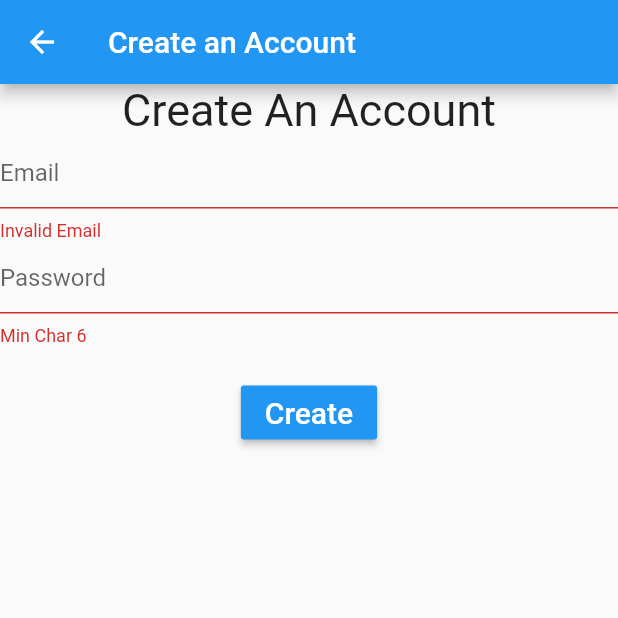
After one commit to trevorpendarvis/unknownplaces, a Flutter app: the SignUpScreen screen opened by its route, after a tap on "Create", on a phone screen of 412 x 824 dp, the top half of it. The commit adds this screen. Run offline on Flutter 3.47's test engine with Material 2 defaults, Android fonts, the phone set to English and light mode, and no system bars; our stand-ins replace dio, firebase_auth; accounts and stored records are empty.

Commit message:
Sprint 1

```diff
--- a/lib/controller/firebase_controller.dart
+++ b/lib/controller/firebase_controller.dart
@@ -12,4 +12,17 @@ class FireBaseController {
   static Future<void> signOut() async {
     await FirebaseAuth.instance.signOut();
   }
+
+  static Future<void> updateUserInfo(String username, FirebaseUser user) async {
+    UserUpdateInfo updateInfo = UserUpdateInfo();
+    updateInfo.displayName = username;
+    await user.updateProfile(updateInfo);
+  }
+
+  static Future<void> signUp(String email, String password) async {
+    await FirebaseAuth.instance.createUserWithEmailAndPassword(
+      email: email,
+      password: password,
+    );
+  }
 }
--- a/lib/main.dart
+++ b/lib/main.dart
@@ -1,6 +1,9 @@
+import 'package:UnknownPlaces/screens/changeuserinfo_screen.dart';
 import 'package:UnknownPlaces/screens/home_screen.dart';
 import 'package:UnknownPlaces/screens/display_screen.dart';
+import 'package:UnknownPlaces/screens/settings_screen.dart';
 import 'package:UnknownPlaces/screens/signin_screen.dart';
+import 'package:UnknownPlaces/screens/signup_screen.dart';
 import 'package:flutter/cupertino.dart';
 import 'package:flutter/material.dart';
 
@@ -17,6 +20,9 @@ class UnknownPlacesApp extends StatelessWidget {
         SignInScreen.routeName: (context) => SignInScreen(),
         HomeScreen.routeName: (context) => HomeScreen(),
         DisplayScreen.routeName: (context) => DisplayScreen(),
+        SettingsScreen.routeName: (context) => SettingsScreen(),
+        ChangeUserInfoScreen.routeName: (context) => ChangeUserInfoScreen(),
+        SignUpScreen.routeName: (context) => SignUpScreen(),
       },
     );
   }
--- /dev/null
+++ b/lib/screens/signup_screen.dart
@@ -0,0 +1,124 @@
+import 'package:UnknownPlaces/controller/firebase_controller.dart';
+import 'package:UnknownPlaces/screens/signin_screen.dart';
+import 'package:UnknownPlaces/screens/view/mydialog.dart';
+import 'package:flutter/cupertino.dart';
+import 'package:flutter/material.dart';
+
+class SignUpScreen extends StatefulWidget {
+  static const routeName = '/signUpScreen';
+  @override
+  State<StatefulWidget> createState() {
+    return SignUpState();
+  }
+}
+
+class SignUpState extends State<SignUpScreen> {
+  Controller con;
+  var formKey = GlobalKey<FormState>();
+  @override
+  void initState() {
+    super.initState();
+    con = Controller(this);
+  }
+
+  @override
+  Widget build(BuildContext context) {
+    return Scaffold(
+      appBar: AppBar(
+        title: Text("Create an Account"),
+      ),
+      body: SingleChildScrollView(
+        child: Form(
+          key: formKey,
+          child: Column(
+            children: [
+              Text(
+                "Create An Account",
+                style: TextStyle(fontSize: 30.0),
+              ),
+              TextFormField(
+                decoration: InputDecoration(hintText: 'Email'),
+                autocorrect: false,
+                keyboardType: TextInputType.emailAddress,
+                validator: con.validEmail,
+                onSaved: con.onSavedEmail,
+              ),
+              TextFormField(
+                decoration: InputDecoration(hintText: 'Password'),
+                autocorrect: false,
+                obscureText: true,
+                validator: con.validPassword,
+                onSaved: con.onSavedPassword,
+              ),
+              SizedBox(
+                height: 20.0,
+              ),
+              RaisedButton(
+                child: Text(
+                  "Create",
+                  style: TextStyle(
+                    fontSize: 20.0,
+                    color: Colors.white,
+                  ),
+                ),
+                color: Colors.blue,
+                onPressed: con.signUp,
+              ),
+            ],
+          ),
+        ),
+      ),
+    );
+  }
+}
+
+class Controller {
+  SignUpState state;
+  Controller(this.state);
+  String email;
+  String password;
+
+  void signUp() async {
+    if (!state.formKey.currentState.validate()) return;
+
+    state.formKey.currentState.save();
+    MyDialog.progessStart(state.context);
+
+    try {
+      await FireBaseController.signUp(email, password);
+
+      await MyDialog.newAccount(state.context);
+      MyDialog.progessEnd(state.context);
+      Navigator.pop(state.context);
+    } catch (e) {
+      MyDialog.progessEnd(state.context);
+      MyDialog.info(
+        context: state.context,
+        title: 'Account Creation error',
+        content: e.message ?? e.toString(),
+      );
+    }
+  }
+
+  String validEmail(String value) {
+    if (value.contains('@') && value.contains('.'))
+      return null;
+    else
+      return 'Invalid Email';
+  }
+
+  void onSavedEmail(String value) {
+    this.email = value;
+  }
+
+  String validPassword(String value) {
+    if (value.length < 6)
+      return "Min Char 6";
+    else
+      return null;
+  }
+
+  void onSavedPassword(String value) {
+    this.password = value;
+  }
+}
```
Also changed, not shown: lib/screens/changeuserinfo_screen.dart (added, +94 -0 lines), lib/screens/home_screen.dart (+17 -0 lines), lib/screens/settings_screen.dart (added, +103 -0 lines), lib/screens/signin_screen.dart (+9 -0 lines), lib/screens/view/mydialog.dart (+17 -0 lines).
